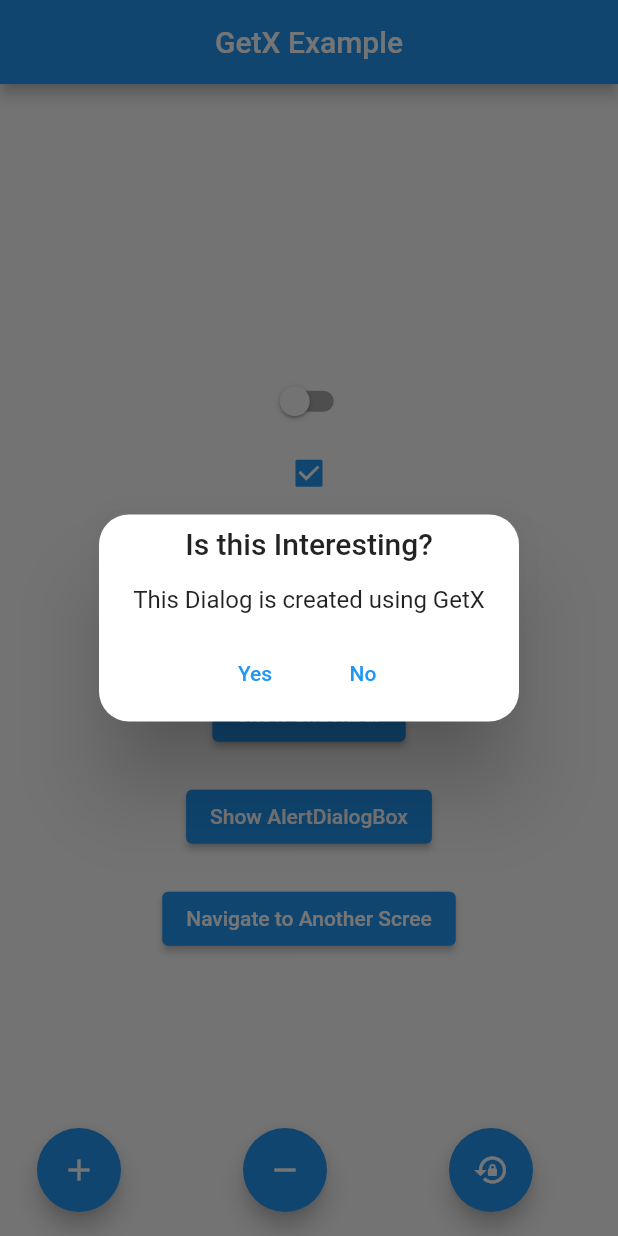
After one commit to jay-simformsolutions/Practical_5, a Flutter app: the GetXHomePage screen opened directly, after a tap on "Show AlertDialogBox", on a phone screen of 412 x 824 dp. The commit adds this screen. Run offline on Flutter 3.47's test engine with Material 2 defaults, Android fonts, the phone set to English and light mode, and no system bars; our stand-ins replace flutter_bloc, flutter_mobx, flutter_riverpod, get, go_router, logger and 1 more; generated files the repository leaves out were written again.

```diff
--- /dev/null
+++ b/lib/getx/get_home_page.dart
@@ -0,0 +1,155 @@
+import 'package:flutter/material.dart';
+import 'package:get/get.dart';
+import 'package:practical_5/getx/get_home_page_controller.dart';
+import 'package:practical_5/getx/get_second_page.dart';
+
+class GetXHomePage extends StatefulWidget {
+  const GetXHomePage({Key? key}) : super(key: key);
+
+  @override
+  State<GetXHomePage> createState() => _GetXHomePageState();
+}
+
+class _GetXHomePageState extends State<GetXHomePage> {
+  @override
+  void initState() {
+    print('Called initState');
+    print('$mounted is called from init State');
+    super.initState();
+  }
+
+  @override
+  void didChangeDependencies() {
+    print('Call didChangeDependencies');
+    print('$mounted from didChangeDependencies');
+    super.didChangeDependencies();
+  }
+
+  @override
+  void didUpdateWidget(covariant GetXHomePage oldWidget) {
+    print('$mounted from didUpdate');
+    super.didUpdateWidget(oldWidget);
+  }
+
+  @override
+  void deactivate() {
+    print('Mounted is called');
+    print('$mounted from deactivate');
+    super.deactivate();
+  }
+
+  @override
+  void dispose() {
+    print('dispose is called');
+    print('$mounted from dispose is called');
+    super.dispose();
+  }
+
+  @override
+  Widget build(BuildContext context) {
+    final GetXHomePageController getXHomePageController =
+        GetXHomePageController();
+
+    return Scaffold(
+      appBar: AppBar(
+        title: const Text('GetX Example'),
+        centerTitle: true,
+      ),
+      body: Center(
+        child: Column(
+          mainAxisAlignment: MainAxisAlignment.center,
+          children: [
+            ObxValue(
+              (p0) => Switch(
+                value: p0.value,
+                onChanged: (value) => p0.value = value,
+              ),
+              false.obs,
+            ),
+            ObxValue(
+              (p0) => Checkbox(
+                value: p0.value,
+                onChanged: (value) => p0.value = value!,
+              ),
+              true.obs,
+            ),
+            Obx(
+              () => Text(
+                '${getXHomePageController.counter.value}',
+                style: const TextStyle(fontSize: 96),
+              ),
+            ),
+            ElevatedButton(
+              onPressed: () {
+                GetSnackBar snackbar = const GetSnackBar(
+                  message: 'Nice and Awesome Snack bar',
+                  snackPosition: SnackPosition.TOP,
+                  duration: Duration(seconds: 2),
+                  dismissDirection: DismissDirection.horizontal,
+                );
+                Get.showSnackbar(snackbar);
+                print(Get.find().obs.runtimeType.toString());
+              },
+              child: const Text('Show Snackbar'),
+            ),
+            const SizedBox(
+              height: 20,
+            ),
+            ElevatedButton(
+              onPressed: () {
+                Get.defaultDialog(
+                  title: 'Is this Interesting?',
+                  content: const Text('This Dialog is created using GetX'),
+                  actions: [
+                    TextButton(
+                        onPressed: () {
+                          Get.back();
+                        },
+                        child: const Text('Yes')),
+                    TextButton(
+                        onPressed: () {
+                          Get.back();
+                        },
+                        child: const Text('No'))
+                  ],
+                );
+              },
+              child: const Text('Show AlertDialogBox'),
+            ),
+            const SizedBox(
+              height: 20,
+            ),
+            ElevatedButton(
+              onPressed: () {
+                Navigator.of(context)
+                    .push(MaterialPageRoute(builder: (_) => GetXSecondPage()));
+                // Get.to(
+                //   const GetXSecondPage(),
+                //   transition: Transition.fadeIn,
+                // );
+              },
+              child: const Text('Navigate to Another Scree'),
+            ),
+          ],
+        ),
+      ),
+      floatingActionButton: Row(
+        mainAxisAlignment: MainAxisAlignment.spaceAround,
+        children: [
+          FloatingActionButton(
+            onPressed: getXHomePageController.increment,
+            child: const Icon(Icons.add),
+          ),
+          FloatingActionButton(
+            onPressed: getXHomePageController.decrement,
+            child: const Icon(Icons.remove),
+          ),
+          FloatingActionButton(
+            onPressed: getXHomePageController.reset,
+            child: const Icon(Icons.lock_reset),
+          ),
+        ],
+      ),
+    );
+  }
+}
--- /dev/null
+++ b/lib/getx/get_home_page_controller.dart
@@ -0,0 +1,11 @@
+import 'package:get/get.dart';
+
+class GetXHomePageController extends GetxController {
+  final counter = 0.obs;
+
+  increment() => counter.value++;
+
+  decrement() => counter.value--;
+
+  reset() => counter.value = 0;
+}
--- /dev/null
+++ b/lib/getx/getx_main.dart
@@ -0,0 +1,20 @@
+import 'package:flutter/material.dart';
+import 'package:get/get.dart';
+
+import 'get_home_page.dart';
+
+void main() => runApp(MyApp());
+
+class MyApp extends StatelessWidget {
+  const MyApp({Key? key}) : super(key: key);
+
+  @override
+  Widget build(BuildContext context) {
+    return GetMaterialApp(
+      home: const GetXHomePage(),
+      theme: ThemeData(
+        useMaterial3: true,
+      ),
+    );
+  }
+}
--- a/lib/mobx/mobx_main.dart
+++ b/lib/mobx/mobx_main.dart
@@ -5,7 +5,7 @@ void backgroundService() {
   print('This is from Back Ground Service');
 }
 
-void main() async {
+void main(List<String> arguments) async {
   // final isolate = await Isolate.spawn((message) {
   //   print('Recieved Message : $message');
   // }, {});
--- a/lib/mobx/observable_stream_page.dart
+++ b/lib/mobx/observable_stream_page.dart
@@ -22,6 +22,8 @@ class ObservableStreamExample extends StatelessWidget {
               style: TextStyle(color: Colors.grey),
             ),
             Observer(
+              warnWhenNoObservables: true,
+              name: 'Jay',
               builder: (_) {
                 final value = streamObservabel.observableStream.value;
                 return Text(
--- /dev/null
+++ b/lib/riverpod/riverpod.main.dart
@@ -0,0 +1,25 @@
+import 'package:flutter/material.dart';
+import 'package:flutter_riverpod/flutter_riverpod.dart';
+import 'package:practical_5/riverpod/riverpod_common_page.dart';
+import 'package:practical_5/riverpod/riverpod_counter.dart';
+
+void main() => runApp(
+      ProviderScope(
+        observers: [CounterProviderObserver()],
+        child: RiverPodApp(),
+      ),
+    );
+
+class RiverPodApp extends StatelessWidget {
+  const RiverPodApp({Key? key}) : super(key: key);
+
+  @override
+  Widget build(BuildContext context) {
+    return MaterialApp(
+      theme: ThemeData(
+        useMaterial3: true,
+      ),
+      home: const RiverPodCommonPage(),
+    );
+  }
+}
--- a/pubspec.yaml
+++ b/pubspec.yaml
@@ -43,6 +43,8 @@ dependencies:
   http:
   flutter_mobx: ^2.0.6+5
   flutter_isolate: ^2.0.4
+  get: ^4.6.5
+  flutter_riverpod: ^2.3.5
 
 dev_dependencies:
   flutter_test:
```
Also changed, not shown: lib/AdvancedWidget/alert_dialogbox.dart (+13 -0 lines), lib/CupertinoWidgets/cupertino_action_sheet.dart (+51 -24 lines), lib/CupertinoWidgets/cupertino_list_tile.dart (+42 -3 lines), lib/getx/get_second_page.dart (added, +20 -0 lines), lib/main.dart (+16 -14 lines), lib/mobx/store/future_observable.dart (+3 -6 lines), lib/riverpod/future_riverpod_example.dart (added, +96 -0 lines), lib/riverpod/riverpod_common_page.dart (added, +47 -0 lines), lib/riverpod/riverpod_counter.dart (added, +96 -0 lines), lib/riverpod/service.dart (added, +22 -0 lines), pubspec.lock.
